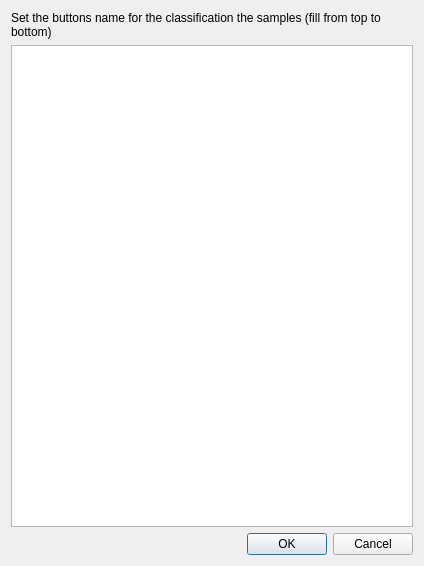
SMByC/AcATaMa, file ui/classification_buttons_config.ui: the form before one commit.
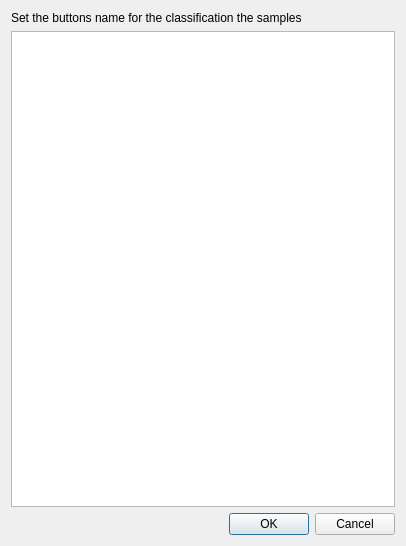
The form after the commit.

Commit message: Improve and fixes the UI for the buttons of classification

The edit to the form file:
```diff
--- a/ui/classification_buttons_config.ui
+++ b/ui/classification_buttons_config.ui
@@ -6,8 +6,8 @@
    <rect>
     <x>0</x>
     <y>0</y>
-    <width>424</width>
-    <height>566</height>
+    <width>406</width>
+    <height>546</height>
    </rect>
   </property>
   <property name="windowTitle">
@@ -17,7 +17,7 @@
    <item>
     <widget class="QLabel" name="label">
      <property name="text">
-      <string>Set the buttons name for the classification the samples (fill from top to bottom)</string>
+      <string>Set the buttons name for the classification the samples</string>
      </property>
      <property name="wordWrap">
       <bool>true</bool>
```
The commit also changes 1 other file.
